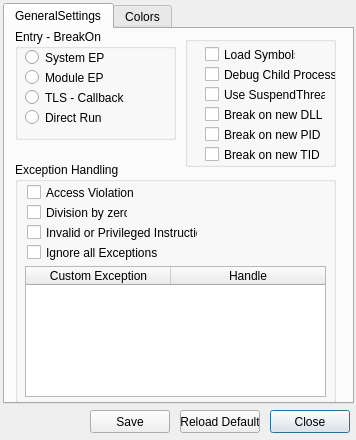
First picture: the form in qtNanomite/qtDLGOption.ui, repository zer0fl4g/Nanomite, before the edit.
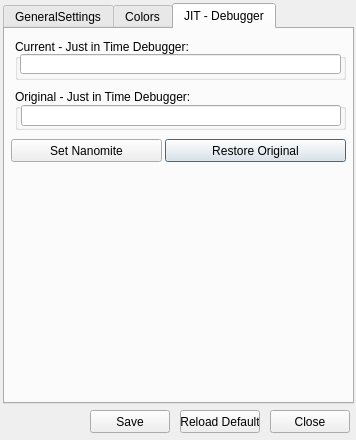
Second picture: the form after the edit. The open tabs and pages were chosen to show the change. Icons and pictures are not drawn.

Commit message: added possibility to set Nanomite as default just in time debugger fixed some missing signal connections

Patch:
```diff
--- a/qtNanomite/qtDLGOption.ui
+++ b/qtNanomite/qtDLGOption.ui
@@ -1071,6 +1071,83 @@
      </property>
     </widget>
    </widget>
+   <widget class="QWidget" name="tab">
+    <attribute name="title">
+     <string>JIT - Debugger</string>
+    </attribute>
+    <widget class="QPushButton" name="pbRestoreOrg">
+     <property name="geometry">
+      <rect>
+       <x>160</x>
+       <y>110</y>
+       <width>181</width>
+       <height>23</height>
+      </rect>
+     </property>
+     <property name="text">
+      <string>Restore Original</string>
+     </property>
+    </widget>
+    <widget class="QPushButton" name="pbSetNanomite">
+     <property name="geometry">
+      <rect>
+       <x>6</x>
+       <y>110</y>
+       <width>151</width>
+       <height>23</height>
+      </rect>
+     </property>
+     <property name="text">
+      <string>Set Nanomite</string>
+     </property>
+    </widget>
+    <widget class="QGroupBox" name="groupBox_4">
+     <property name="geometry">
+      <rect>
+       <x>10</x>
+       <y>10</y>
+       <width>331</width>
+       <height>41</height>
+      </rect>
+     </property>
+     <property name="title">
+      <string>Current - Just in Time Debugger:</string>
+     </property>
+     <widget class="QLineEdit" name="lineCurrent">
+      <property name="geometry">
+       <rect>
+        <x>5</x>
+        <y>15</y>
+        <width>321</width>
+        <height>20</height>
+       </rect>
+      </property>
+     </widget>
+    </widget>
+    <widget class="QGroupBox" name="groupBox_5">
+     <property name="geometry">
+      <rect>
+       <x>10</x>
+       <y>60</y>
+       <width>331</width>
+       <height>41</height>
+      </rect>
+     </property>
+     <property name="title">
+      <string>Original - Just in Time Debugger:</string>
+     </property>
+     <widget class="QLineEdit" name="lineOrg">
+      <property name="geometry">
+       <rect>
+        <x>6</x>
+        <y>16</y>
+        <width>320</width>
+        <height>21</height>
+       </rect>
+      </property>
+     </widget>
+    </widget>
+   </widget>
   </widget>
   <widget class="QPushButton" name="btnClose">
    <property name="geometry">
```
Left out of the diff: 19 changed lines with no effect on the pictures. The commit also changes 16 other files.
